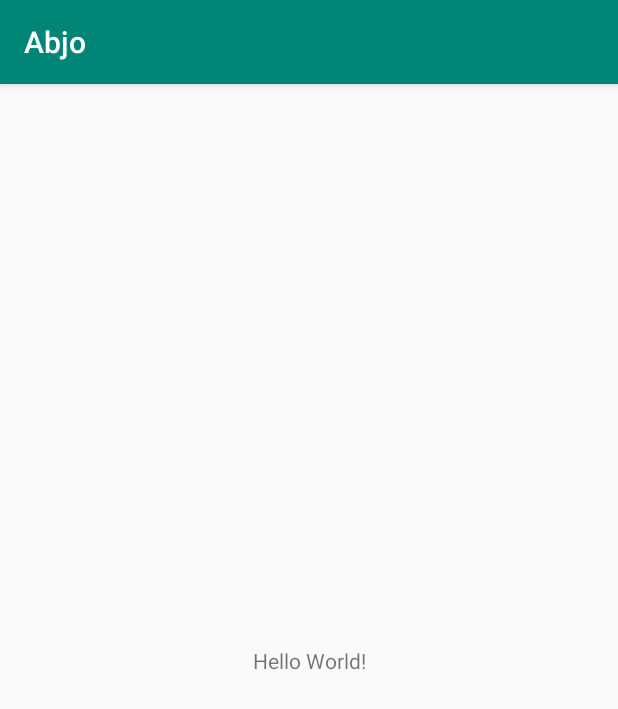
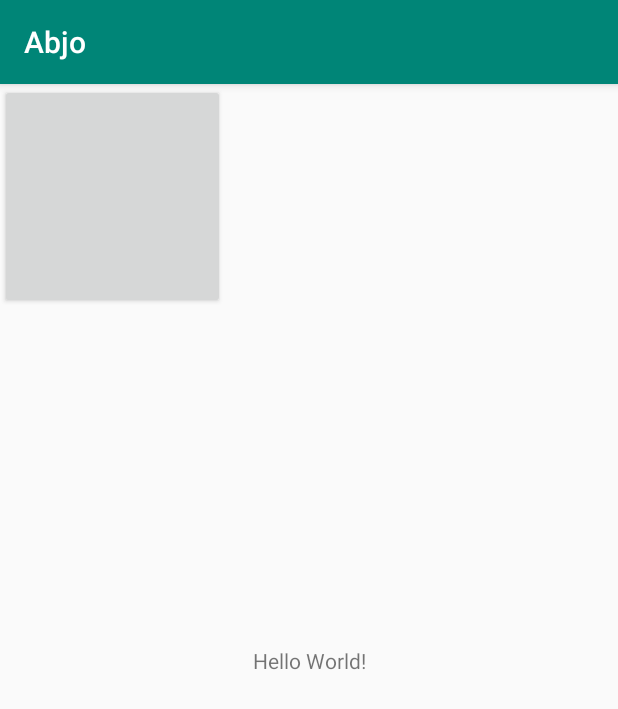
Before and after one commit to alireza9978/Abjo, an Android app: the screen it shows after launch (MainActivity), on a phone screen of 412 x 824 dp. Shown: the top 709 px of the screen. Run offline under Robolectric (Android 15) with nearby library versions, the phone set to English and light mode, and no system bars; 2 statements that could not run were skipped.

```diff
--- a/app/build.gradle
+++ b/app/build.gradle
@@ -25,4 +25,7 @@ dependencies {
     testImplementation 'junit:junit:4.12'
     androidTestImplementation 'com.android.support.test:runner:1.0.2'
     androidTestImplementation 'com.android.support.test.espresso:espresso-core:3.0.2'
+    implementation 'com.google.android.gms:play-services-fitness:16.0.1'
+    implementation "android.arch.work:work-runtime:1.0.0"
+    implementation 'org.jetbrains:annotations-java5:15.0'
 }
--- a/app/src/main/AndroidManifest.xml
+++ b/app/src/main/AndroidManifest.xml
@@ -1,6 +1,9 @@
 <?xml version="1.0" encoding="utf-8"?>
 <manifest xmlns:android="http://schemas.android.com/apk/res/android"
     package="coleo.com.abjo">
+
+    <uses-permission android:name="android.permission.ACCESS_FINE_LOCATION"/>
+    <uses-permission android:name="android.permission.BODY_SENSORS"/>
 
     <application
         android:allowBackup="true"
@@ -16,6 +19,9 @@
                 <category android:name="android.intent.category.LAUNCHER" />
             </intent-filter>
         </activity>
+        <service android:name=".StepCountingService">
+
+        </service>
     </application>
 
 </manifest>
--- a/app/src/main/java/coleo/com/abjo/MainActivity.java
+++ b/app/src/main/java/coleo/com/abjo/MainActivity.java
@@ -1,13 +1,93 @@
 package coleo.com.abjo;
 
+import android.content.BroadcastReceiver;
+import android.content.Intent;
+import android.hardware.SensorManager;
+import android.os.Bundle;
 import android.support.v7.app.AppCompatActivity;
-import android.os.Bundle;
+import android.view.View;
+import android.widget.TextView;
 
-public class MainActivity extends AppCompatActivity {
+import androidx.work.OneTimeWorkRequest;
+
+public class MainActivity extends AppCompatActivity
+//        implements SensorEventListener
+{
+
+    private TextView count;
+
+    private OneTimeWorkRequest request;
+
+    private SensorManager sensorManager;
+    boolean activityRunning;
+    private BroadcastReceiver broadcastReceiver;
+    private static final String TAG = "mainActivity";
 
     @Override
     protected void onCreate(Bundle savedInstanceState) {
         super.onCreate(savedInstanceState);
         setContentView(R.layout.activity_main);
+
+        Constants.count = findViewById(R.id.count_step);
+        Constants.count.setOnClickListener(new View.OnClickListener() {
+            @Override
+            public void onClick(View v) {
+                Intent startIntent = new Intent(MainActivity.this, StepCountingService.class);
+                startIntent.setAction(Constants.ACTION.STARTFOREGROUND_ACTION);
+                startService(startIntent);
+            }
+        });
+
+        findViewById(R.id.stop).setOnClickListener(new View.OnClickListener() {
+            @Override
+            public void onClick(View v) {
+                Intent stopIntent = new Intent(MainActivity.this, StepCountingService.class);
+                stopIntent.setAction(Constants.ACTION.STOPFOREGROUND_ACTION);
+                startService(stopIntent);
+            }
+        });
+//        broadcastReceiver = new BroadcastReceiver() {
+//            @Override
+//            public void onReceive(Context context, Intent intent) {
+//                // call updateUI passing in our intent which is holding the data to display.
+////                Constants.showNotification("help", "never mind", getApplicationContext(),
+////                        null, true, true);
+//
+//            }
+//        };
+
+//        sensorManager = (SensorManager) getSystemService(Context.SENSOR_SERVICE);
+//
+//        Log.i("cityWorker", "doWork: ");
+//        activityRunning = true;
+//        Sensor countSensor = sensorManager.getDefaultSensor(Sensor.TYPE_STEP_COUNTER);
+//        if (countSensor != null) {
+//            sensorManager.registerListener(this, countSensor, SensorManager.SENSOR_DELAY_UI);
+//        } else {
+//            Log.i(TAG, "CityWorker: ");
+//        }
+
+//        WorkManager.getInstance().cancelAllWork();
+//        request = new OneTimeWorkRequest.Builder(CityWorker.class).setInitialDelay(30_000, TimeUnit.MILLISECONDS).build();
+//        WorkManager.getInstance().enqueue(request);
+
+
     }
+//
+//    @Override
+//    public void onSensorChanged(SensorEvent event) {
+//        Constants.count.setText(String.valueOf(event.values[0]));
+//        if (event.values[0] > Constants.lastCount + 10) {
+//            float temp = event.values[0] - Constants.lastCount;
+//            Constants.showNotification("wow","you step about " + temp
+//                    ,this,null,true,true);
+//            Constants.lastCount = event.values[0];
+//        }
+//    }
+//
+//    @Override
+//    public void onAccuracyChanged(Sensor sensor, int accuracy) {
+//    }
+
+
 }
--- a/app/src/main/res/layout/activity_main.xml
+++ b/app/src/main/res/layout/activity_main.xml
@@ -7,6 +7,7 @@
     tools:context=".MainActivity">
 
     <TextView
+        android:id="@+id/count_step"
         android:layout_width="wrap_content"
         android:layout_height="wrap_content"
         android:text="Hello World!"
@@ -15,4 +16,11 @@
         app:layout_constraintRight_toRightOf="parent"
         app:layout_constraintTop_toTopOf="parent" />
 
+    <Button
+        android:layout_width="150dp"
+        android:layout_height="150dp"
+        android:id="@+id/stop"
+        app:layout_constraintTop_toTopOf="parent"
+        app:layout_constraintLeft_toLeftOf="parent"/>
+
 </android.support.constraint.ConstraintLayout>
```
